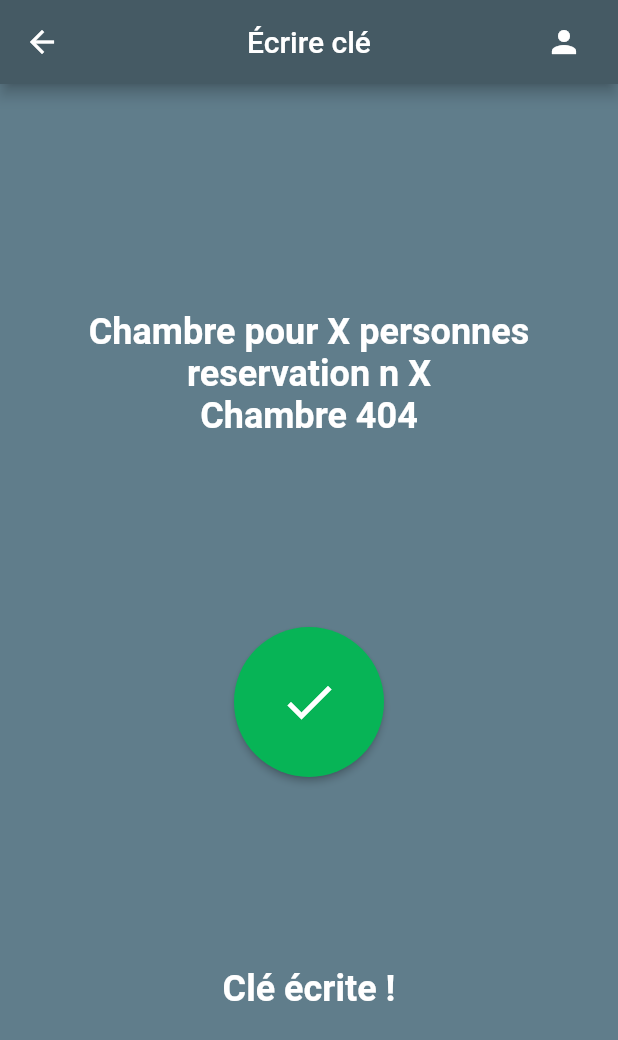
After one commit to Parrots-in-the-Alps/flutter_app, a Flutter app: the WriteNFCValidated screen opened directly, on a phone screen of 412 x 824 dp. The commit adds this screen. Shown: the top 1040 px of the screen. Run offline on Flutter 3.47's test engine with Material 2 defaults, Android fonts, the phone set to English and light mode, and no system bars; missing offline and left inert: qr_code_scanner; network calls fail.

Commit message:
add WriteNFCValidated page

```diff
--- a/lib/check_in/_screens/booking_validated.dart
+++ b/lib/check_in/_screens/booking_validated.dart
@@ -20,11 +20,12 @@ class BookingValidated extends StatelessWidget {
                 onPressed: () {},
                 elevation: 2.0,
                 fillColor: const Color(0xFF07B456),
-                padding: const EdgeInsets.all(15.0),
+                padding: const EdgeInsets.all(30.0),
                 shape: const CircleBorder(),
                 child: const Icon(
                   Icons.done,
-                  size: 35.0,
+                  size: 40.0,
+                  color: Colors.white,
                 ),
               ),
               const MenuButton(text: "Écrire une clé", destination: HomePage()),
--- a/lib/main.dart
+++ b/lib/main.dart
@@ -2,8 +2,6 @@ import 'package:flutter/material.dart';
 import 'package:provider/provider.dart';
 import 'package:vulcan_mobile_app/main/home_page.dart';
 import 'package:vulcan_mobile_app/providers/ReservationsProvider.dart';
-import 'check_in/_screens/booking_validated.dart';
-// import 'main/home_page.dart';
 
 void main() {
   runApp(
@@ -26,7 +24,7 @@ class MyApp extends StatelessWidget {
       title: 'Vulcan App',
       debugShowCheckedModeBanner: false,
       theme: ThemeData(),
-      home: const BookingValidated(),
+      home: const HomePage(),
     );
   }
 }
--- a/lib/main/home_page.dart
+++ b/lib/main/home_page.dart
@@ -13,12 +13,12 @@ class HomePage extends StatelessWidget {
       appBar: const VulcanAppBar(title: "ACCUEUIL"),
       body: Container(
         color: const Color(0xFF607D8B),
-        child: Expanded(
+        child: const Expanded(
           child: Padding(
-            padding: const EdgeInsets.all(24.0),
+            padding: EdgeInsets.all(24.0),
             child: Column(
               mainAxisAlignment: MainAxisAlignment.spaceEvenly,
-              children: const [
+              children: [
                 MenuButton(text: 'Check-in', destination: QRCode()),
                 MenuButton(
                     text: 'Ecrire une clé', destination: PickRoomScreen()),
--- a/lib/write_nfc/_screens/write_nfc.dart
+++ b/lib/write_nfc/_screens/write_nfc.dart
@@ -13,11 +13,11 @@ class WriteNfc extends StatelessWidget {
             .size
             .width, // Définir la largeur à la largeur de l'écran
         color: const Color(0xFF607D8B),
-        child: Padding(
-          padding: const EdgeInsets.all(24.0),
+        child: const Padding(
+          padding: EdgeInsets.all(24.0),
           child: Column(
             mainAxisAlignment: MainAxisAlignment.spaceEvenly,
-            children: const [
+            children: [
               Text(
                 'Chambre pour x personnes \n reservation n 124 \n chambre 404',
                 textAlign: TextAlign.center,
--- /dev/null
+++ b/lib/write_nfc/_screens/write_nfc_validated.dart
@@ -0,0 +1,83 @@
+import 'package:flutter/material.dart';
+import 'package:provider/provider.dart';
+import 'package:vulcan_mobile_app/providers/ReservationsProvider.dart';
+import 'package:vulcan_mobile_app/utils/app_bar.dart';
+
+class WriteNFCValidated extends StatelessWidget {
+  const WriteNFCValidated({super.key});
+
+  @override
+  Widget build(BuildContext context) {
+    String reservationID =
+        Provider.of<ReservationProvider>(context, listen: false).reservation_id;
+
+    return Scaffold(
+        // backgroundColor: const Color(0xFF607D8B),
+        appBar: const VulcanAppBar(title: "Écrire clé"),
+        body: Container(
+          width: MediaQuery.of(context)
+              .size
+              .width, // Définir la largeur à la largeur de l'écran
+          color: const Color(0xFF607D8B),
+          child: Padding(
+            padding: const EdgeInsets.all(24.0),
+            child: Column(
+              mainAxisAlignment: MainAxisAlignment.spaceEvenly,
+              children: [
+                Column(
+                  children: [
+                    const Text(
+                      "Chambre pour X personnes",
+                      style: TextStyle(
+                        fontSize: 24,
+                        fontWeight: FontWeight.bold,
+                        color: Colors.white,
+                      ),
+                    ),
+                    reservationID == ""
+                        ? const Text(
+                            "reservation n X",
+                            style: TextStyle(
+                              fontSize: 24,
+                              fontWeight: FontWeight.bold,
+                              color: Colors.white,
+                            ),
+                          )
+                        : Text(
+                            "reservation n${Provider.of<ReservationProvider>(context, listen: false).reservation_id}"),
+                    const Text(
+                      "Chambre 404",
+                      style: TextStyle(
+                        fontSize: 24,
+                        fontWeight: FontWeight.bold,
+                        color: Colors.white,
+                      ),
+                    ),
+                  ],
+                ),
+                RawMaterialButton(
+                  onPressed: () {},
+                  elevation: 2.0,
+                  fillColor: const Color(0xFF07B456),
+                  padding: const EdgeInsets.all(30.0),
+                  shape: const CircleBorder(),
+                  child: const Icon(
+                    Icons.done,
+                    size: 40.0,
+                    color: Colors.white,
+                  ),
+                ),
+                const Text(
+                  "Clé écrite !",
+                  style: TextStyle(
+                    fontSize: 24,
+                    fontWeight: FontWeight.bold,
+                    color: Colors.white,
+                  ),
+                ),
+              ],
+            ),
+          ),
+        ));
+  }
+}
```
